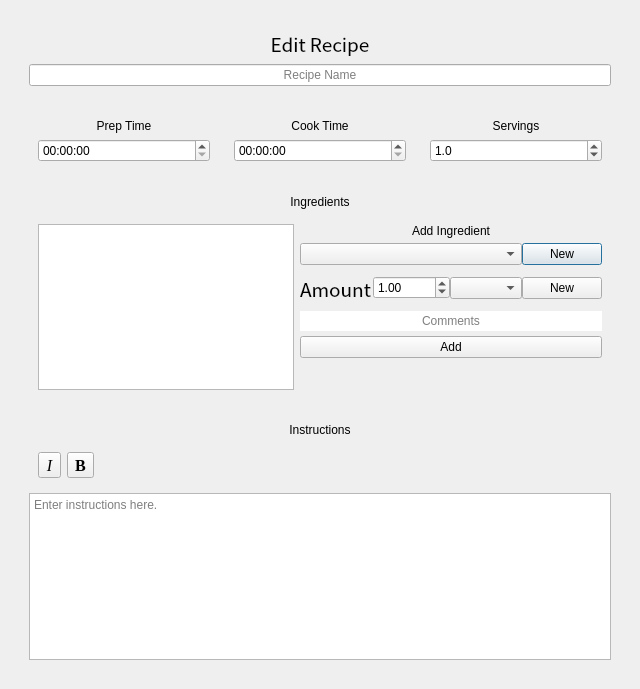
Before: the Qt Designer form gui/newrecipedialog.ui in andrewlalis/RecipeDB, drawn with Qt 5.
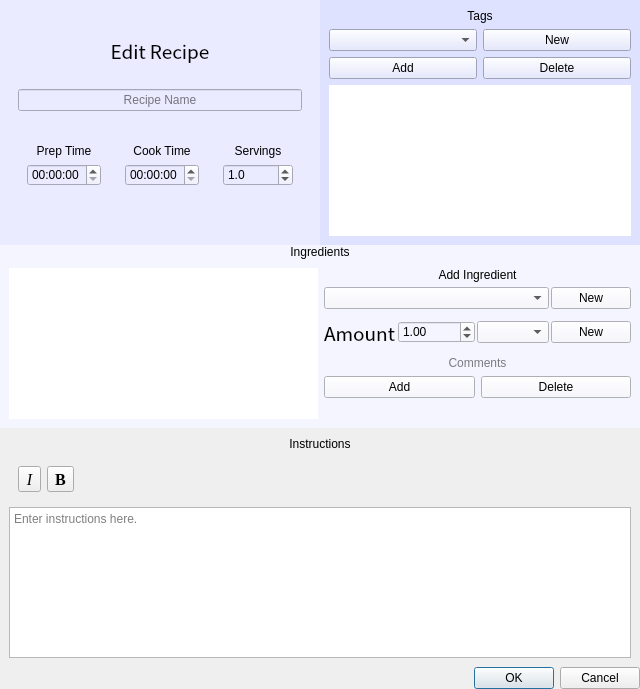
After: the same form once the commit is applied.

Commit message: Added tags area to dialog, made it look better, and added tag model.

```diff
--- a/gui/newrecipedialog.ui
+++ b/gui/newrecipedialog.ui
@@ -23,9 +23,66 @@
    <string>New Recipe</string>
   </property>
   <layout class="QVBoxLayout" name="verticalLayout">
+   <property name="spacing">
+    <number>0</number>
+   </property>
+   <property name="leftMargin">
+    <number>0</number>
+   </property>
+   <property name="topMargin">
+    <number>0</number>
+   </property>
+   <property name="rightMargin">
+    <number>0</number>
+   </property>
+   <property name="bottomMargin">
+    <number>0</number>
+   </property>
    <item alignment="Qt::AlignTop">
     <widget class="QWidget" name="mainContentPanel" native="true">
      <layout class="QVBoxLayout" name="verticalLayout_2">
+      <property name="spacing">
+       <number>0</number>
+      </property>
+      <property name="leftMargin">
+       <number>0</number>
+      </property>
+      <property name="topMargin">
+       <number>0</number>
+      </property>
+      <property name="rightMargin">
+       <number>0</number>
+      </property>
+      <property name="bottomMargin">
+       <number>0</number>
+      </property>
+      <item>
+       <widget class="QWidget" name="tagsAndBasicPanel" native="true">
+        <layout class="QHBoxLayout" name="horizontalLayout_6">
+         <property name="spacing">
+          <number>0</number>
+         </property>
+         <property name="leftMargin">
+          <number>0</number>
+         </property>
+         <property name="topMargin">
+          <number>0</number>
+         </property>
+         <property name="rightMargin">
+          <number>0</number>
+         </property>
+         <property name="bottomMargin">
+          <number>0</number>
+         </property>
+         <item>
+          <widget class="QWidget" name="basicRecipePanel" native="true">
+           <property name="layoutDirection">
+            <enum>Qt::LeftToRight</enum>
+           </property>
+           <property name="styleSheet">
+            <string notr="true">background-color: rgb(234, 235, 255);</string>
+           </property>
+           <layout class="QVBoxLayout" name="verticalLayout_10">
       <item>
        <widget class="QWidget" name="recipeNamePanel" native="true">
         <layout class="QVBoxLayout" name="verticalLayout_9">
@@ -50,6 +107,11 @@
          </item>
          <item>
           <widget class="QLineEdit" name="recipeNameEdit">
+                 <property name="font">
+                  <font>
+                   <stylestrategy>PreferAntialias</stylestrategy>
+                  </font>
+                 </property>
            <property name="alignment">
             <set>Qt::AlignCenter</set>
            </property>
@@ -175,6 +237,104 @@
         </layout>
        </widget>
       </item>
+           </layout>
+          </widget>
+         </item>
+         <item>
+          <widget class="QWidget" name="tagsPanel" native="true">
+           <property name="styleSheet">
+            <string notr="true">background-color: rgb(222, 226, 255);</string>
+           </property>
+           <layout class="QVBoxLayout" name="verticalLayout_11">
+            <item alignment="Qt::AlignTop">
+             <widget class="QLabel" name="tagsPanelLabel">
+              <property name="text">
+               <string>Tags</string>
+              </property>
+              <property name="alignment">
+               <set>Qt::AlignCenter</set>
+              </property>
+             </widget>
+            </item>
+            <item alignment="Qt::AlignTop">
+             <widget class="QWidget" name="newTagBoxPanel" native="true">
+              <layout class="QHBoxLayout" name="horizontalLayout_7">
+               <property name="leftMargin">
+                <number>0</number>
+               </property>
+               <property name="topMargin">
+                <number>0</number>
+               </property>
+               <property name="rightMargin">
+                <number>0</number>
+               </property>
+               <property name="bottomMargin">
+                <number>0</number>
+               </property>
+               <item>
+                <widget class="QComboBox" name="tagsComboBox"/>
+               </item>
+               <item>
+                <widget class="QPushButton" name="newTagButton">
+                 <property name="text">
+                  <string>New</string>
+                 </property>
+                </widget>
+               </item>
+              </layout>
+             </widget>
+            </item>
+            <item>
+             <widget class="QWidget" name="tagsListControlPanel" native="true">
+              <layout class="QHBoxLayout" name="horizontalLayout_8">
+               <property name="leftMargin">
+                <number>0</number>
+               </property>
+               <property name="topMargin">
+                <number>0</number>
+               </property>
+               <property name="rightMargin">
+                <number>0</number>
+               </property>
+               <property name="bottomMargin">
+                <number>0</number>
+               </property>
+               <item>
+                <widget class="QPushButton" name="addTagButton">
+                 <property name="text">
+                  <string>Add</string>
+                 </property>
+                </widget>
+               </item>
+               <item>
+                <widget class="QPushButton" name="deleteTagButton">
+                 <property name="text">
+                  <string>Delete</string>
+                 </property>
+                </widget>
+               </item>
+              </layout>
+             </widget>
+            </item>
+            <item>
+             <widget class="QListView" name="tagsListView">
+              <property name="autoFillBackground">
+               <bool>false</bool>
+              </property>
+              <property name="styleSheet">
+               <string notr="true">background-color: rgb(255, 255, 255);</string>
+              </property>
+              <property name="frameShape">
+               <enum>QFrame::NoFrame</enum>
+              </property>
+             </widget>
+            </item>
+           </layout>
+          </widget>
+         </item>
+        </layout>
+       </widget>
+      </item>
       <item alignment="Qt::AlignTop">
        <widget class="QWidget" name="ingredientsPanel" native="true">
         <property name="sizePolicy">
@@ -183,10 +343,28 @@
           <verstretch>0</verstretch>
          </sizepolicy>
         </property>
+        <property name="styleSheet">
+         <string notr="true">background-color: rgb(245, 245, 255);</string>
+        </property>
         <layout class="QVBoxLayout" name="verticalLayout_6">
+         <property name="spacing">
+          <number>0</number>
+         </property>
          <property name="sizeConstraint">
           <enum>QLayout::SetMaximumSize</enum>
          </property>
+         <property name="leftMargin">
+          <number>0</number>
+         </property>
+         <property name="topMargin">
+          <number>0</number>
+         </property>
+         <property name="rightMargin">
+          <number>0</number>
+         </property>
+         <property name="bottomMargin">
+          <number>0</number>
+         </property>
          <item>
           <widget class="QLabel" name="ingredientsPanelLabel">
            <property name="text">
@@ -200,14 +378,20 @@
          <item>
           <widget class="QWidget" name="ingredientsSubPanel" native="true">
            <layout class="QHBoxLayout" name="horizontalLayout_2">
-            <item alignment="Qt::AlignLeft">
+            <item>
              <widget class="QListView" name="ingredientsListView">
+              <property name="styleSheet">
+               <string notr="true">background-color: rgb(255, 255, 255);</string>
+              </property>
+              <property name="frameShape">
+               <enum>QFrame::NoFrame</enum>
+              </property>
               <property name="batchSize">
                <number>100</number>
               </property>
              </widget>
             </item>
-            <item alignment="Qt::AlignTop">
+            <item alignment="Qt::AlignRight|Qt::AlignTop">
              <widget class="QWidget" name="addIngredientPanel" native="true">
               <layout class="QVBoxLayout" name="verticalLayout_7">
                <property name="spacing">
@@ -239,7 +423,7 @@
                 <widget class="QWidget" name="ingredientNamePanel" native="true">
                  <layout class="QHBoxLayout" name="horizontalLayout_4">
                   <property name="spacing">
-                   <number>0</number>
+                   <number>2</number>
                   </property>
                   <property name="leftMargin">
                    <number>0</number>
@@ -286,7 +470,7 @@
                  </property>
                  <layout class="QHBoxLayout" name="horizontalLayout_3">
                   <property name="spacing">
-                   <number>0</number>
+                   <number>2</number>
                   </property>
                   <property name="leftMargin">
                    <number>0</number>
@@ -368,12 +552,37 @@
                 </widget>
                </item>
                <item>
+                <widget class="QWidget" name="ingredientsListControlPanel" native="true">
+                 <layout class="QHBoxLayout" name="horizontalLayout_9">
+                  <property name="leftMargin">
+                   <number>0</number>
+                  </property>
+                  <property name="topMargin">
+                   <number>0</number>
+                  </property>
+                  <property name="rightMargin">
+                   <number>0</number>
+                  </property>
+                  <property name="bottomMargin">
+                   <number>0</number>
+                  </property>
+                  <item>
                 <widget class="QPushButton" name="addIngredientButton">
                  <property name="text">
                   <string>Add</string>
                  </property>
                 </widget>
                </item>
+                  <item>
+                   <widget class="QPushButton" name="deleteIngredientButton">
+                    <property name="text">
+                     <string>Delete</string>
+                    </property>
+                   </widget>
+                  </item>
+                 </layout>
+                </widget>
+               </item>
               </layout>
              </widget>
             </item>
@@ -456,6 +665,16 @@
         </layout>
        </widget>
       </item>
+      <item>
+       <widget class="QDialogButtonBox" name="buttonBox">
+        <property name="layoutDirection">
+         <enum>Qt::LeftToRight</enum>
+        </property>
+        <property name="standardButtons">
+         <set>QDialogButtonBox::Cancel|QDialogButtonBox::Ok</set>
+        </property>
+       </widget>
+      </item>
      </layout>
     </widget>
    </item>
```
Lines whose indentation alone changed are shown as unchanged. The commit also changes 11 other files.
